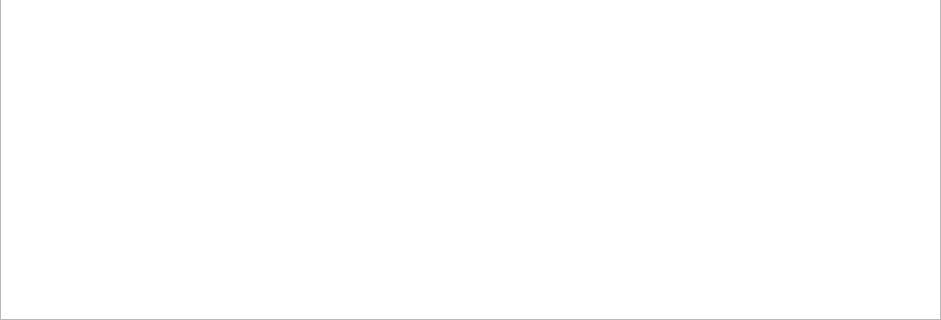
Before: the Qt Designer form Mail/maileditorwindow.ui in InvictusInnovations/keyhotee, drawn with Qt 5; both pictures show x 0 to 941 and y 280 to 600 of the 941 by 600 pixel window.
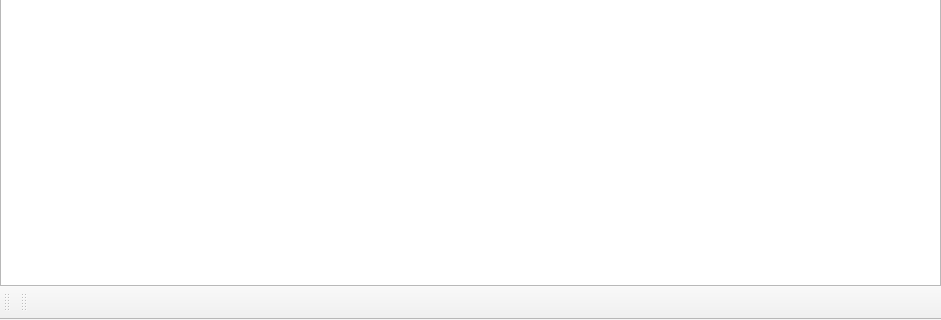
After: the same form once the commit is applied. Icons and pictures are not drawn.

Commit message: [BW]: [NIP] Mail editor: - formatting UI controls update. - added money attachment widget.

The edit to the form file:
```diff
--- a/Mail/maileditorwindow.ui
+++ b/Mail/maileditorwindow.ui
@@ -176,6 +176,34 @@
    <addaction name="actionItalic"/>
    <addaction name="actionUnderline"/>
   </widget>
+  <widget class="QToolBar" name="fileAttachementToolBar">
+   <property name="windowTitle">
+    <string>File attachement</string>
+   </property>
+   <attribute name="toolBarArea">
+    <enum>BottomToolBarArea</enum>
+   </attribute>
+   <attribute name="toolBarBreak">
+    <bool>false</bool>
+   </attribute>
+  </widget>
+  <widget class="QToolBar" name="moneyAttachementToolBar">
+   <property name="minimumSize">
+    <size>
+     <width>100</width>
+     <height>34</height>
+    </size>
+   </property>
+   <property name="windowTitle">
+    <string>Money attachement</string>
+   </property>
+   <attribute name="toolBarArea">
+    <enum>BottomToolBarArea</enum>
+   </attribute>
+   <attribute name="toolBarBreak">
+    <bool>false</bool>
+   </attribute>
+  </widget>
   <action name="actionSave">
    <property name="enabled">
     <bool>false</bool>
```
Left out of the diff: 52 changed lines with no effect on the pictures. The commit also changes 6 other files.
